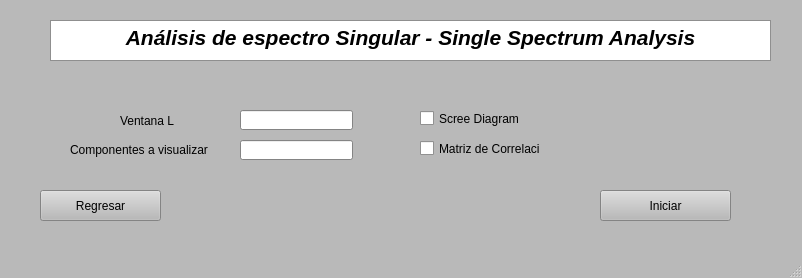
The window that SSA.ui (AndresMSE/IF---Interfaz) describes before a commit, drawn with Qt 5.
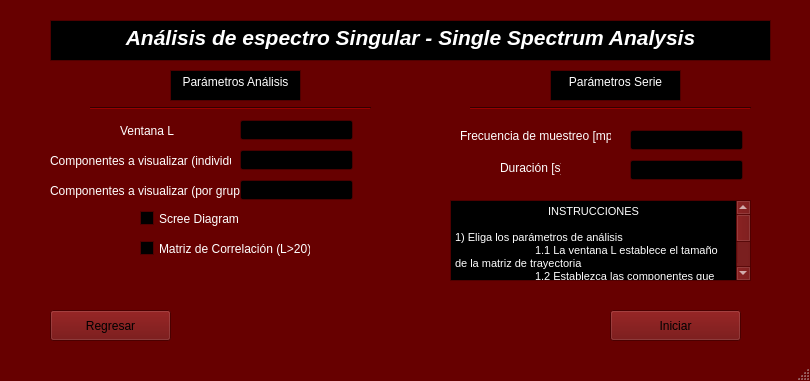
The same window after the commit.

```diff
--- a/SSA.ui
+++ b/SSA.ui
@@ -6,8 +6,8 @@
    <rect>
     <x>0</x>
     <y>0</y>
-    <width>802</width>
-    <height>278</height>
+    <width>810</width>
+    <height>381</height>
    </rect>
   </property>
   <property name="palette">
@@ -16,54 +16,54 @@
      <colorrole role="WindowText">
       <brush brushstyle="SolidPattern">
        <color alpha="255">
-        <red>0</red>
-        <green>0</green>
-        <blue>0</blue>
+        <red>255</red>
+        <green>255</green>
+        <blue>255</blue>
        </color>
       </brush>
      </colorrole>
      <colorrole role="Button">
       <brush brushstyle="SolidPattern">
        <color alpha="255">
-        <red>185</red>
-        <green>185</green>
-        <blue>185</blue>
+        <red>103</red>
+        <green>0</green>
+        <blue>0</blue>
        </color>
       </brush>
      </colorrole>
      <colorrole role="Light">
       <brush brushstyle="SolidPattern">
        <color alpha="255">
-        <red>255</red>
-        <green>255</green>
-        <blue>255</blue>
+        <red>155</red>
+        <green>0</green>
+        <blue>0</blue>
        </color>
       </brush>
      </colorrole>
      <colorrole role="Midlight">
       <brush brushstyle="SolidPattern">
        <color alpha="255">
-        <red>220</red>
-        <green>220</green>
-        <blue>220</blue>
+        <red>129</red>
+        <green>0</green>
+        <blue>0</blue>
        </color>
       </brush>
      </colorrole>
      <colorrole role="Dark">
       <brush brushstyle="SolidPattern">
        <color alpha="255">
-        <red>92</red>
-        <green>92</green>
-        <blue>92</blue>
+        <red>51</red>
+        <green>0</green>
+        <blue>0</blue>
        </color>
       </brush>
      </colorrole>
      <colorrole role="Mid">
       <brush brushstyle="SolidPattern">
        <color alpha="255">
-        <red>123</red>
-        <green>123</green>
-        <blue>123</blue>
+        <red>68</red>
+        <green>0</green>
+        <blue>0</blue>
        </color>
       </brush>
      </colorrole>
@@ -97,18 +97,18 @@
      <colorrole role="Base">
       <brush brushstyle="SolidPattern">
        <color alpha="255">
-        <red>255</red>
-        <green>255</green>
-        <blue>255</blue>
+        <red>0</red>
+        <green>0</green>
+        <blue>0</blue>
        </color>
       </brush>
      </colorrole>
      <colorrole role="Window">
       <brush brushstyle="SolidPattern">
        <color alpha="255">
-        <red>185</red>
-        <green>185</green>
-        <blue>185</blue>
+        <red>103</red>
+        <green>0</green>
+        <blue>0</blue>
        </color>
       </brush>
      </colorrole>
@@ -124,9 +124,9 @@
      <colorrole role="AlternateBase">
       <brush brushstyle="SolidPattern">
        <color alpha="255">
-        <red>220</red>
-        <green>220</green>
-        <blue>220</blue>
+        <red>51</red>
+        <green>0</green>
+        <blue>0</blue>
        </color>
       </brush>
      </colorrole>
@@ -153,54 +153,54 @@
      <colorrole role="WindowText">
       <brush brushstyle="SolidPattern">
        <color alpha="255">
-        <red>0</red>
-        <green>0</green>
-        <blue>0</blue>
+        <red>255</red>
+        <green>255</green>
+        <blue>255</blue>
        </color>
       </brush>
      </colorrole>
      <colorrole role="Button">
       <brush brushstyle="SolidPattern">
        <color alpha="255">
-        <red>185</red>
-        <green>185</green>
-        <blue>185</blue>
+        <red>103</red>
+        <green>0</green>
+        <blue>0</blue>
        </color>
       </brush>
      </colorrole>
      <colorrole role="Light">
       <brush brushstyle="SolidPattern">
        <color alpha="255">
-        <red>255</red>
-        <green>255</green>
-        <blue>255</blue>
+        <red>155</red>
+        <green>0</green>
+        <blue>0</blue>
        </color>
       </brush>
      </colorrole>
      <colorrole role="Midlight">
       <brush brushstyle="SolidPattern">
        <color alpha="255">
-        <red>220</red>
-        <green>220</green>
-        <blue>220</blue>
+        <red>129</red>
+        <green>0</green>
+        <blue>0</blue>
        </color>
       </brush>
      </colorrole>
      <colorrole role="Dark">
       <brush brushstyle="SolidPattern">
        <color alpha="255">
-        <red>92</red>
-        <green>92</green>
-        <blue>92</blue>
+        <red>51</red>
+        <green>0</green>
+        <blue>0</blue>
        </color>
       </brush>
      </colorrole>
      <colorrole role="Mid">
       <brush brushstyle="SolidPattern">
        <color alpha="255">
-        <red>123</red>
-        <green>123</green>
-        <blue>123</blue>
+        <red>68</red>
+        <green>0</green>
+        <blue>0</blue>
        </color>
       </brush>
      </colorrole>
@@ -234,18 +234,18 @@
      <colorrole role="Base">
       <brush brushstyle="SolidPattern">
        <color alpha="255">
-        <red>255</red>
-        <green>255</green>
-        <blue>255</blue>
+        <red>0</red>
+        <green>0</green>
+        <blue>0</blue>
        </color>
       </brush>
      </colorrole>
      <colorrole role="Window">
       <brush brushstyle="SolidPattern">
        <color alpha="255">
-        <red>185</red>
-        <green>185</green>
-        <blue>185</blue>
+        <red>103</red>
+        <green>0</green>
+        <blue>0</blue>
        </color>
       </brush>
      </colorrole>
@@ -261,9 +261,9 @@
      <colorrole role="AlternateBase">
       <brush brushstyle="SolidPattern">
        <color alpha="255">
-        <red>220</red>
-        <green>220</green>
-        <blue>220</blue>
+        <red>51</red>
+        <green>0</green>
+        <blue>0</blue>
        </color>
       </brush>
      </colorrole>
@@ -290,63 +290,63 @@
      <colorrole role="WindowText">
       <brush brushstyle="SolidPattern">
        <color alpha="255">
-        <red>92</red>
-        <green>92</green>
-        <blue>92</blue>
+        <red>51</red>
+        <green>0</green>
+        <blue>0</blue>
        </color>
       </brush>
      </colorrole>
      <colorrole role="Button">
       <brush brushstyle="SolidPattern">
        <color alpha="255">
-        <red>185</red>
-        <green>185</green>
-        <blue>185</blue>
+        <red>103</red>
+        <green>0</green>
+        <blue>0</blue>
        </color>
       </brush>
      </colorrole>
      <colorrole role="Light">
       <brush brushstyle="SolidPattern">
        <color alpha="255">
-        <red>255</red>
-        <green>255</green>
-        <blue>255</blue>
+        <red>155</red>
+        <green>0</green>
+        <blue>0</blue>
        </color>
       </brush>
      </colorrole>
      <colorrole role="Midlight">
       <brush brushstyle="SolidPattern">
        <color alpha="255">
-        <red>220</red>
-        <green>220</green>
-        <blue>220</blue>
+        <red>129</red>
+        <green>0</green>
+        <blue>0</blue>
        </color>
       </brush>
      </colorrole>
      <colorrole role="Dark">
       <brush brushstyle="SolidPattern">
        <color alpha="255">
-        <red>92</red>
-        <green>92</green>
-        <blue>92</blue>
+        <red>51</red>
+        <green>0</green>
+        <blue>0</blue>
        </color>
       </brush>
      </colorrole>
      <colorrole role="Mid">
       <brush brushstyle="SolidPattern">
        <color alpha="255">
-        <red>123</red>
-        <green>123</green>
-        <blue>123</blue>
+        <red>68</red>
+        <green>0</green>
+        <blue>0</blue>
        </color>
       </brush>
      </colorrole>
      <colorrole role="Text">
       <brush brushstyle="SolidPattern">
        <color alpha="255">
-        <red>92</red>
-        <green>92</green>
-        <blue>92</blue>
+        <red>51</red>
+        <green>0</green>
+        <blue>0</blue>
        </color>
       </brush>
      </colorrole>
@@ -362,27 +362,27 @@
      <colorrole role="ButtonText">
       <brush brushstyle="SolidPattern">
        <color alpha="255">
-        <red>92</red>
-        <green>92</green>
-        <blue>92</blue>
+        <red>51</red>
+        <green>0</green>
+        <blue>0</blue>
        </color>
       </brush>
      </colorrole>
      <colorrole role="Base">
       <brush brushstyle="SolidPattern">
        <color alpha="255">
-        <red>185</red>
-        <green>185</green>
-        <blue>185</blue>
+        <red>103</red>
+        <green>0</green>
+        <blue>0</blue>
        </color>
       </brush>
      </colorrole>
      <colorrole role="Window">
       <brush brushstyle="SolidPattern">
        <color alpha="255">
-        <red>185</red>
-        <green>185</green>
-        <blue>185</blue>
+        <red>103</red>
+        <green>0</green>
+        <blue>0</blue>
        </color>
       </brush>
      </colorrole>
@@ -398,9 +398,9 @@
      <colorrole role="AlternateBase">
       <brush brushstyle="SolidPattern">
        <color alpha="255">
-        <red>185</red>
-        <green>185</green>
-        <blue>185</blue>
+        <red>103</red>
+        <green>0</green>
+        <blue>0</blue>
        </color>
       </brush>
      </colorrole>
@@ -443,14 +443,14 @@
 &lt;html&gt;&lt;head&gt;&lt;meta name=&quot;qrichtext&quot; content=&quot;1&quot; /&gt;&lt;style type=&quot;text/css&quot;&gt;
 p, li { white-space: pre-wrap; }
 &lt;/style&gt;&lt;/head&gt;&lt;body style=&quot; font-family:'MS Shell Dlg 2'; font-size:8.25pt; font-weight:400; font-style:normal;&quot;&gt;
-&lt;p align=&quot;center&quot; style=&quot; margin-top:0px; margin-bottom:0px; margin-left:0px; margin-right:0px; -qt-block-indent:0; text-indent:0px;&quot;&gt;&lt;span style=&quot; font-size:16pt; font-weight:600; font-style:italic;&quot;&gt;Análisis de espectro Singular - Single Spectrum Analysis&lt;/span&gt;&lt;/p&gt;&lt;/body&gt;&lt;/html&gt;</string>
+&lt;p align=&quot;center&quot; style=&quot; margin-top:0px; margin-bottom:0px; margin-left:0px; margin-right:0px; -qt-block-indent:0; text-indent:0px;&quot;&gt;&lt;span style=&quot; font-size:16pt; font-weight:600; font-style:italic; color:#ffffff;&quot;&gt;Análisis de espectro Singular - Single Spectrum Analysis&lt;/span&gt;&lt;/p&gt;&lt;/body&gt;&lt;/html&gt;</string>
     </property>
    </widget>
    <widget class="QLabel" name="Ventana_label">
     <property name="geometry">
      <rect>
       <x>120</x>
-      <y>110</y>
+      <y>120</y>
       <width>61</width>
       <height>21</height>
      </rect>
@@ -463,17 +463,20 @@
     <property name="geometry">
      <rect>
       <x>240</x>
-      <y>110</y>
+      <y>120</y>
       <width>113</width>
       <height>20</height>
      </rect>
     </property>
+    <property name="clearButtonEnabled">
+     <bool>true</bool>
+    </property>
    </widget>
    <widget class="QPushButton" name="Iniciar">
     <property name="geometry">
      <rect>
-      <x>600</x>
-      <y>190</y>
+      <x>610</x>
+      <y>310</y>
       <width>131</width>
       <height>31</height>
      </rect>
@@ -485,8 +488,8 @@
    <widget class="QPushButton" name="Regresar">
     <property name="geometry">
      <rect>
-      <x>40</x>
-      <y>190</y>
+      <x>50</x>
+      <y>310</y>
       <width>121</width>
       <height>31</height>
      </rect>
@@ -499,30 +502,33 @@
     <property name="geometry">
      <rect>
       <x>240</x>
-      <y>140</y>
+      <y>150</y>
       <width>113</width>
       <height>20</height>
      </rect>
     </property>
+    <property name="clearButtonEnabled">
+     <bool>true</bool>
+    </property>
    </widget>
    <widget class="QLabel" name="label">
     <property name="geometry">
      <rect>
-      <x>70</x>
-      <y>140</y>
-      <width>141</width>
-      <height>20</height>
+      <x>50</x>
+      <y>150</y>
+      <width>181</width>
+      <height>21</height>
      </rect>
     </property>
     <property name="text">
-     <string>Componentes a visualizar</string>
+     <string>Componentes a visualizar (individual)</string>
     </property>
    </widget>
    <widget class="QCheckBox" name="ScreeDbox">
     <property name="geometry">
      <rect>
-      <x>420</x>
-      <y>110</y>
+      <x>140</x>
+      <y>210</y>
       <width>111</width>
       <height>17</height>
      </rect>
@@ -534,14 +540,176 @@
    <widget class="QCheckBox" name="wMatrizbox">
     <property name="geometry">
      <rect>
-      <x>420</x>
-      <y>140</y>
-      <width>121</width>
+      <x>140</x>
+      <y>240</y>
+      <width>171</width>
       <height>17</height>
      </rect>
     </property>
     <property name="text">
-     <string>Matriz de Correlación</string>
+     <string>Matriz de Correlación (L&gt;20)</string>
+    </property>
+   </widget>
+   <widget class="QLabel" name="label_2">
+    <property name="geometry">
+     <rect>
+      <x>50</x>
+      <y>180</y>
+      <width>191</width>
+      <height>21</height>
+     </rect>
+    </property>
+    <property name="text">
+     <string>Componentes a visualizar (por grupo)</string>
+    </property>
+   </widget>
+   <widget class="QLineEdit" name="Ncomp2">
+    <property name="geometry">
+     <rect>
+      <x>240</x>
+      <y>180</y>
+      <width>113</width>
+      <height>20</height>
+     </rect>
+    </property>
+    <property name="clearButtonEnabled">
+     <bool>true</bool>
+    </property>
+   </widget>
+   <widget class="QTextBrowser" name="textBrowser_2">
+    <property name="geometry">
+     <rect>
+      <x>450</x>
+      <y>200</y>
+      <width>301</width>
+      <height>81</height>
+     </rect>
+    </property>
+    <property name="html">
+     <string>&lt;!DOCTYPE HTML PUBLIC &quot;-//W3C//DTD HTML 4.0//EN&quot; &quot;http://www.w3.org/TR/REC-html40/strict.dtd&quot;&gt;
+&lt;html&gt;&lt;head&gt;&lt;meta name=&quot;qrichtext&quot; content=&quot;1&quot; /&gt;&lt;style type=&quot;text/css&quot;&gt;
+p, li { white-space: pre-wrap; }
+&lt;/style&gt;&lt;/head&gt;&lt;body style=&quot; font-family:'MS Shell Dlg 2'; font-size:8.25pt; font-weight:400; font-style:normal;&quot;&gt;
+&lt;p align=&quot;center&quot; style=&quot; margin-top:0px; margin-bottom:0px; margin-left:0px; margin-right:0px; -qt-block-indent:0; text-indent:0px;&quot;&gt;&lt;span style=&quot; color:#ffffff;&quot;&gt;INSTRUCCIONES&lt;/span&gt;&lt;/p&gt;
+&lt;p style=&quot;-qt-paragraph-type:empty; margin-top:0px; margin-bottom:0px; margin-left:0px; margin-right:0px; -qt-block-indent:0; text-indent:0px; color:#ffffff;&quot;&gt;&lt;br /&gt;&lt;/p&gt;
+&lt;p style=&quot; margin-top:0px; margin-bottom:0px; margin-left:0px; margin-right:0px; -qt-block-indent:0; text-indent:0px;&quot;&gt;&lt;span style=&quot; color:#ffffff;&quot;&gt;1) Eliga los parámetros de análisis&lt;/span&gt;&lt;/p&gt;
+&lt;p style=&quot; margin-top:0px; margin-bottom:0px; margin-left:0px; margin-right:0px; -qt-block-indent:0; text-indent:0px;&quot;&gt;&lt;span style=&quot; color:#ffffff;&quot;&gt;	1.1 La ventana L establece el tamaño de la matriz de trayectoria&lt;/span&gt;&lt;/p&gt;
+&lt;p style=&quot; margin-top:0px; margin-bottom:0px; margin-left:0px; margin-right:0px; -qt-block-indent:0; text-indent:0px;&quot;&gt;&lt;span style=&quot; color:#ffffff;&quot;&gt;	1.2 Establezca las componentes que desee visualizar, de manera individual (separadas por algún caracter &amp;quot;-,.&amp;quot; etc.) y/o de manera grupal (dos valores separados por algún caracter)&lt;/span&gt;&lt;/p&gt;
+&lt;p style=&quot; margin-top:0px; margin-bottom:0px; margin-left:0px; margin-right:0px; -qt-block-indent:0; text-indent:0px;&quot;&gt;&lt;span style=&quot; color:#ffffff;&quot;&gt;	1.3 Decida si desea visualizar el diagrama de correlación (Scree Diagram) y/o la Matriz de correlación (mínima una ventana L =20)&lt;/span&gt;&lt;/p&gt;
+&lt;p style=&quot; margin-top:0px; margin-bottom:0px; margin-left:0px; margin-right:0px; -qt-block-indent:0; text-indent:0px;&quot;&gt;&lt;span style=&quot; color:#ffffff;&quot;&gt;2) Ingrese los Parámetros de la serie elegida&lt;/span&gt;&lt;/p&gt;
+&lt;p style=&quot; margin-top:0px; margin-bottom:0px; margin-left:0px; margin-right:0px; -qt-block-indent:0; text-indent:0px;&quot;&gt;&lt;span style=&quot; color:#ffffff;&quot;&gt;3) Presione iniciar&lt;/span&gt;&lt;/p&gt;&lt;/body&gt;&lt;/html&gt;</string>
+    </property>
+   </widget>
+   <widget class="QTextBrowser" name="textBrowser_3">
+    <property name="geometry">
+     <rect>
+      <x>170</x>
+      <y>70</y>
+      <width>131</width>
+      <height>31</height>
+     </rect>
+    </property>
+    <property name="html">
+     <string>&lt;!DOCTYPE HTML PUBLIC &quot;-//W3C//DTD HTML 4.0//EN&quot; &quot;http://www.w3.org/TR/REC-html40/strict.dtd&quot;&gt;
+&lt;html&gt;&lt;head&gt;&lt;meta name=&quot;qrichtext&quot; content=&quot;1&quot; /&gt;&lt;style type=&quot;text/css&quot;&gt;
+p, li { white-space: pre-wrap; }
+&lt;/style&gt;&lt;/head&gt;&lt;body style=&quot; font-family:'MS Shell Dlg 2'; font-size:8.25pt; font-weight:400; font-style:normal;&quot;&gt;
+&lt;p align=&quot;center&quot; style=&quot; margin-top:0px; margin-bottom:0px; margin-left:0px; margin-right:0px; -qt-block-indent:0; text-indent:0px;&quot;&gt;&lt;span style=&quot; font-size:9pt; color:#ffffff;&quot;&gt;Parámetros Análisis&lt;/span&gt;&lt;/p&gt;&lt;/body&gt;&lt;/html&gt;</string>
+    </property>
+   </widget>
+   <widget class="QTextBrowser" name="textBrowser_4">
+    <property name="geometry">
+     <rect>
+      <x>550</x>
+      <y>70</y>
+      <width>131</width>
+      <height>31</height>
+     </rect>
+    </property>
+    <property name="html">
+     <string>&lt;!DOCTYPE HTML PUBLIC &quot;-//W3C//DTD HTML 4.0//EN&quot; &quot;http://www.w3.org/TR/REC-html40/strict.dtd&quot;&gt;
+&lt;html&gt;&lt;head&gt;&lt;meta name=&quot;qrichtext&quot; content=&quot;1&quot; /&gt;&lt;style type=&quot;text/css&quot;&gt;
+p, li { white-space: pre-wrap; }
+&lt;/style&gt;&lt;/head&gt;&lt;body style=&quot; font-family:'MS Shell Dlg 2'; font-size:8.25pt; font-weight:400; font-style:normal;&quot;&gt;
+&lt;p align=&quot;center&quot; style=&quot; margin-top:0px; margin-bottom:0px; margin-left:0px; margin-right:0px; -qt-block-indent:0; text-indent:0px;&quot;&gt;&lt;span style=&quot; font-size:9pt; color:#ffffff;&quot;&gt;Parámetros Serie&lt;/span&gt;&lt;/p&gt;&lt;/body&gt;&lt;/html&gt;</string>
+    </property>
+   </widget>
+   <widget class="Line" name="line_2">
+    <property name="geometry">
+     <rect>
+      <x>470</x>
+      <y>100</y>
+      <width>281</width>
+      <height>16</height>
+     </rect>
+    </property>
+    <property name="orientation">
+     <enum>Qt::Horizontal</enum>
+    </property>
+   </widget>
+   <widget class="Line" name="line">
+    <property name="geometry">
+     <rect>
+      <x>90</x>
+      <y>100</y>
+      <width>281</width>
+      <height>16</height>
+     </rect>
+    </property>
+    <property name="orientation">
+     <enum>Qt::Horizontal</enum>
+    </property>
+   </widget>
+   <widget class="QLineEdit" name="duracion">
+    <property name="geometry">
+     <rect>
+      <x>630</x>
+      <y>160</y>
+      <width>113</width>
+      <height>20</height>
+     </rect>
+    </property>
+    <property name="clearButtonEnabled">
+     <bool>true</bool>
+    </property>
+   </widget>
+   <widget class="QLabel" name="label_6">
+    <property name="geometry">
+     <rect>
+      <x>460</x>
+      <y>120</y>
+      <width>151</width>
+      <height>31</height>
+     </rect>
+    </property>
+    <property name="text">
+     <string>Frecuencia de muestreo [mps]</string>
+    </property>
+   </widget>
+   <widget class="QLabel" name="label_7">
+    <property name="geometry">
+     <rect>
+      <x>500</x>
+      <y>160</y>
+      <width>61</width>
+      <height>16</height>
+     </rect>
+    </property>
+    <property name="text">
+     <string>Duración [s]</string>
+    </property>
+   </widget>
+   <widget class="QLineEdit" name="frecm">
+    <property name="geometry">
+     <rect>
+      <x>630</x>
+      <y>130</y>
+      <width>113</width>
+      <height>20</height>
+     </rect>
+    </property>
+    <property name="clearButtonEnabled">
+     <bool>true</bool>
     </property>
    </widget>
   </widget>
```
Left out of the diff: 15 changed lines with no effect on the pictures.
